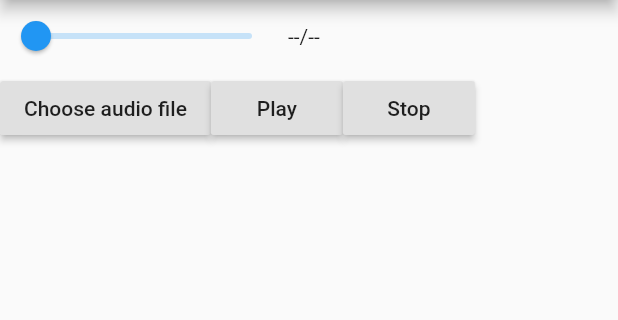
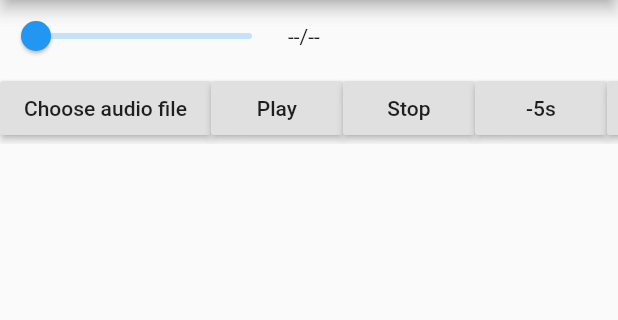
Before and after one commit to Mr-Pepe/tingting, a Flutter app: the screen it shows after launch, on a phone screen of 412 x 824 dp, the part 84-404 px from its top. Run offline on Flutter 3.47's test engine with Material 2 defaults, Android fonts, the phone set to English and light mode, and no system bars; our stand-ins replace file_picker, just_audio.

Commit message:
Add skip buttons

```diff
--- a/lib/tingting.dart
+++ b/lib/tingting.dart
@@ -3,6 +3,7 @@ import 'package:flutter/material.dart';
 import 'package:just_audio/just_audio.dart';
 import 'package:provider/provider.dart';
 import 'package:tingting/tingtingViewModel.dart';
+import 'package:tingting/utils.dart';
 import 'package:tingting/values/strings.dart';
 
 class TingTing extends StatefulWidget {
@@ -19,9 +20,7 @@ class _TingTingState extends State<TingTing> {
 
     return Container(
       child: Center(
-        child: Column(
-          children: <Widget>[
-            StreamBuilder<Duration>(
+        child: StreamBuilder<Duration>(
           stream: model.player.durationStream,
           builder: (context, snapshot) {
             final duration = snapshot.data ?? Duration.zero;
@@ -33,15 +32,13 @@ class _TingTingState extends State<TingTing> {
                 if (position > duration) {
                   position = duration;
                 }
-                    return ProgressBar(
+                return Column(
+                  children: <Widget>[
+                    ProgressBar(
                       duration: duration,
                       position: position,
                       onChangeEnd: (newPosition) {
                         model.player.seek(newPosition);
-                      },
-                    );
-                  },
-                );
                       },
                     ),
                     StreamBuilder<FullAudioPlaybackState>(
@@ -51,7 +48,9 @@ class _TingTingState extends State<TingTing> {
                         final state = fullState?.state;
                         final buffering = fullState?.buffering;
 
-                return Row(
+                        return SingleChildScrollView(
+                          scrollDirection: Axis.horizontal,
+                          child: Row(
                             children: <Widget>[
                               RaisedButton(
                                 child: Text(Strings.chooseAudioFile),
@@ -74,15 +73,38 @@ class _TingTingState extends State<TingTing> {
                               ),
                               RaisedButton(
                                 child: Text("Stop"),
-                      onPressed: () async {
+                                onPressed: () {
                                   model.player.stop();
+                                },
+                              ),
+                              RaisedButton(
+                                child: Text("-5s"),
+                                onPressed: () {
+                                  model.player.seek(clampDuration(
+                                      position - Duration(seconds: 5),
+                                      Duration.zero,
+                                      duration));
+                                },
+                              ),
+                              RaisedButton(
+                                child: Text("+5s"),
+                                onPressed: () {
+                                  model.player.seek(clampDuration(
+                                      position + Duration(seconds: 5),
+                                      Duration.zero,
+                                      duration));
+                                },
+                              ),
+                            ],
+                          ),
+                        );
                       },
                     ),
                   ],
                 );
               },
-            ),
-          ],
+            );
+          },
         ),
       ),
     );
--- /dev/null
+++ b/lib/utils.dart
@@ -0,0 +1,6 @@
+Duration clampDuration(Duration value, Duration min, Duration max) {
+  final dValue = value.inMilliseconds.toDouble();
+  final dMin = min.inMilliseconds.toDouble();
+  final dMax = max.inMilliseconds.toDouble();
+  return Duration(milliseconds: dValue.clamp(dMin, dMax).round());
+}
```
Lines whose indentation alone changed are shown as unchanged.
